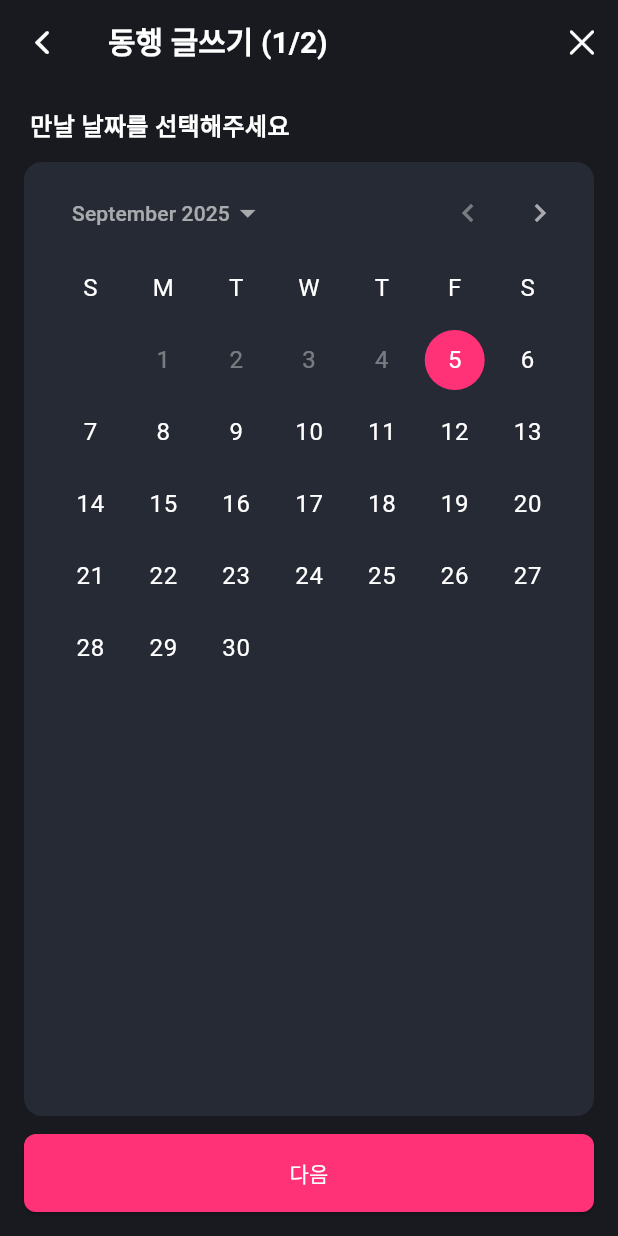
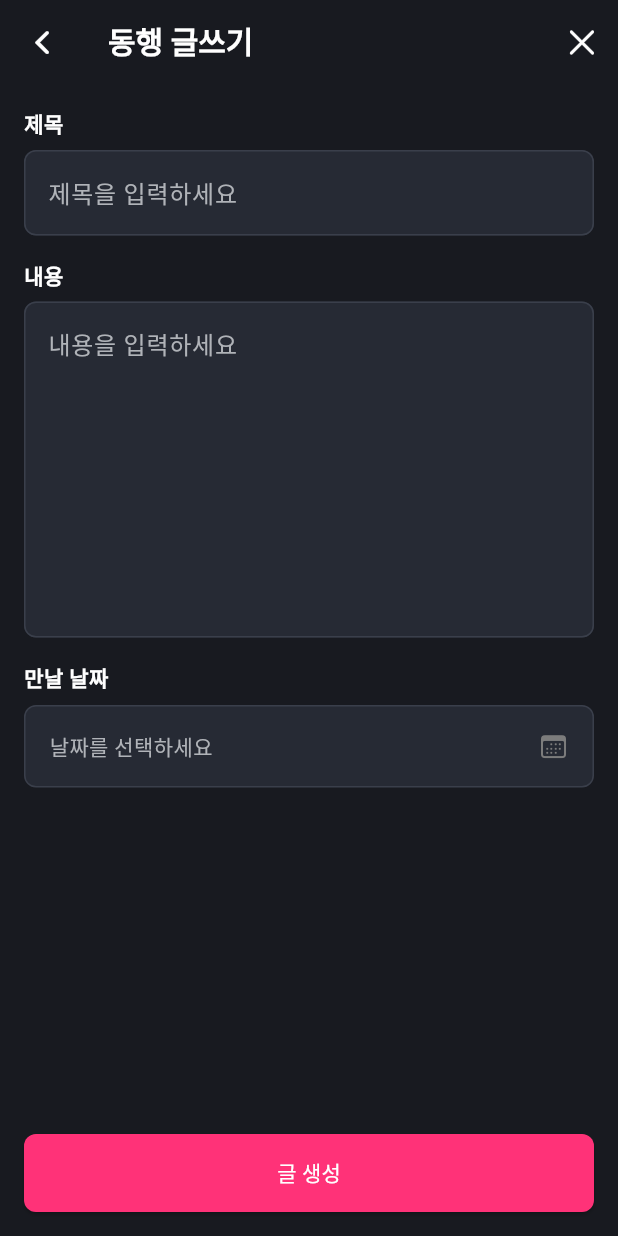
Before and after one commit to boulderside/boulderside-flutter, a Flutter app: the Community screen opened by its route, after a tap on an icon or button, on a phone screen of 412 x 824 dp. Run offline on Flutter 3.47's test engine with Material 3 defaults, Android fonts, the phone set to English and light mode, and no system bars; our stand-ins replace dio, flutter_secure_storage, shared_preferences; accounts and stored records are empty; network calls fail; Roboto replaces fonts that are missing (Pretendard).

Commit message:
feat: 게시글 입력 폼 개선 #22

```diff
--- a/lib/community/screens/community.dart
+++ b/lib/community/screens/community.dart
@@ -4,11 +4,13 @@ import 'package:provider/provider.dart';
 import '../viewmodels/companion_post_list_view_model.dart';
 import '../viewmodels/board_post_list_view_model.dart';
 import '../services/post_service.dart';
+import '../models/post_models.dart';
 import '../widgets/companion_post_card.dart';
 import '../widgets/board_post_card.dart';
 import '../widgets/community_intro_text.dart';
 import '../widgets/companion_post_sort_option.dart';
 import '../widgets/general_post_sort_option.dart';
+import '../widgets/post_form.dart';
 import '../../home/widgets/sort_button.dart';
 import '../../utils/widget_extensions.dart';
 
@@ -23,6 +25,49 @@ class Community extends StatefulWidget {
 }
 
 class _CommunityState extends State<Community> {
+  final GlobalKey<_CompanionTabState> _companionTabKey = GlobalKey<_CompanionTabState>();
+  final GlobalKey<_BoardTabState> _boardTabKey = GlobalKey<_BoardTabState>();
+
+  void _navigateToPostCreate(BuildContext context, int tabIndex) {
+    if (tabIndex == 0) {
+      // Companion post
+      Navigator.of(context).push(
+        MaterialPageRoute(
+          builder: (context) => PostForm(
+            postType: PostType.mate,
+            onSuccess: (response) {
+              ScaffoldMessenger.of(context).showSnackBar(
+                const SnackBar(content: Text('동행 글이 생성되었습니다.')),
+              );
+              // Refresh the companion list
+              _companionTabKey.currentState?._refreshList();
+            },
+          ),
+        ),
+      );
+    } else if (tabIndex == 1) {
+      // Board post
+      Navigator.of(context).push(
+        MaterialPageRoute(
+          builder: (context) => PostForm(
+            postType: PostType.board,
+            onSuccess: (response) {
+              ScaffoldMessenger.of(context).showSnackBar(
+                const SnackBar(content: Text('게시판 글이 생성되었습니다.')),
+              );
+              // Refresh the board list
+              _boardTabKey.currentState?._refreshList();
+            },
+          ),
+        ),
+      );
+    } else {
+      ScaffoldMessenger.of(context).showSnackBar(
+        const SnackBar(content: Text('챌린지 글쓰기는 곧 제공 예정입니다.')),
+      );
+    }
+  }
+
   @override
   Widget build(BuildContext context) {
     return DefaultTabController(
@@ -72,8 +117,8 @@ class _CommunityState extends State<Community> {
         ),
         body: TabBarView(
           children: [
-            const _CompanionTab(),
-            const _BoardTab(),
+            _CompanionTab(key: _companionTabKey),
+            _BoardTab(key: _boardTabKey),
             const _ChallengeTab(),
           ],
         ),
@@ -85,16 +130,7 @@ class _CommunityState extends State<Community> {
               foregroundColor: Colors.white,
               tooltip: '새 글 쓰기',
               onPressed: () {
-                final tabIndex = controller.index;
-                if (tabIndex == 0) {
-                  Navigator.pushNamed(context, '/community/companion/create');
-                } else if (tabIndex == 1) {
-                  Navigator.pushNamed(context, '/community/board/create');
-                } else {
-                  ScaffoldMessenger.of(context).showSnackBar(
-                    const SnackBar(content: Text('챌린지 글쓰기는 곧 제공 예정입니다.')),
-                  );
-                }
+                _navigateToPostCreate(context, controller.index);
               },
               child: const Icon(CupertinoIcons.pencil),
             );
@@ -106,7 +142,7 @@ class _CommunityState extends State<Community> {
 }
 
 class _CompanionTab extends StatefulWidget {
-  const _CompanionTab();
+  const _CompanionTab({super.key});
 
   @override
   State<_CompanionTab> createState() => _CompanionTabState();
@@ -138,6 +174,10 @@ class _CompanionTabState extends State<_CompanionTab> {
         _viewModel!.hasNext) {
       _viewModel!.loadMore();
     }
+  }
+
+  void _refreshList() {
+    _viewModel?.refresh();
   }
 
   @override
@@ -216,7 +256,7 @@ class _CompanionTabState extends State<_CompanionTab> {
 }
 
 class _BoardTab extends StatefulWidget {
-  const _BoardTab();
+  const _BoardTab({super.key});
 
   @override
   State<_BoardTab> createState() => _BoardTabState();
@@ -248,6 +288,10 @@ class _BoardTabState extends State<_BoardTab> {
         _viewModel!.hasNext) {
       _viewModel!.loadMore();
     }
+  }
+
+  void _refreshList() {
+    _viewModel?.refresh();
   }
 
   @override
--- /dev/null
+++ b/lib/community/widgets/post_form.dart
@@ -0,0 +1,326 @@
+import 'package:flutter/cupertino.dart';
+import 'package:flutter/material.dart';
+import '../models/post_models.dart';
+import '../services/post_service.dart';
+
+class PostForm extends StatefulWidget {
+  final PostType postType;
+  final PostResponse? post; // null for create, set for edit
+  final Function(PostResponse) onSuccess;
+
+  const PostForm({
+    super.key,
+    required this.postType,
+    this.post,
+    required this.onSuccess,
+  });
+
+  @override
+  State<PostForm> createState() => _PostFormState();
+}
+
+class _PostFormState extends State<PostForm> {
+  final TextEditingController _titleController = TextEditingController();
+  final TextEditingController _contentController = TextEditingController();
+  final PostService _postService = PostService();
+
+  DateTime? _selectedDate;
+  bool _isLoading = false;
+  bool get _isEditing => widget.post != null;
+
+  @override
+  void initState() {
+    super.initState();
+    if (_isEditing) {
+      _titleController.text = widget.post!.title;
+      _contentController.text = widget.post!.content;
+      _selectedDate = widget.post!.meetingDate;
+    }
+  }
+
+  @override
+  void dispose() {
+    _titleController.dispose();
+    _contentController.dispose();
+    super.dispose();
+  }
+
+  Future<void> _submitPost() async {
+    final title = _titleController.text.trim();
+    final content = _contentController.text.trim();
+
+    if (title.isEmpty || content.isEmpty) {
+      ScaffoldMessenger.of(context).showSnackBar(
+        const SnackBar(content: Text('제목과 내용을 입력해주세요.')),
+      );
+      return;
+    }
+
+    if (widget.postType == PostType.mate && _selectedDate == null) {
+      ScaffoldMessenger.of(context).showSnackBar(
+        const SnackBar(content: Text('만날 날짜를 선택해주세요.')),
+      );
+      return;
+    }
+
+    setState(() {
+      _isLoading = true;
+    });
+
+    try {
+      PostResponse response;
+
+      if (_isEditing) {
+        final request = UpdatePostRequest(
+          title: title,
+          content: content,
+          postType: widget.postType,
+          meetingDate: widget.postType == PostType.mate ? _selectedDate : null,
+        );
+        response = await _postService.updatePost(widget.post!.postId, request);
+      } else {
+        final request = CreatePostRequest(
+          title: title,
+          content: content,
+          postType: widget.postType,
+          meetingDate: widget.postType == PostType.mate ? _selectedDate : null,
+        );
+        response = await _postService.createPost(request);
+      }
+
+      if (!mounted) return;
+
+      ScaffoldMessenger.of(context).showSnackBar(
+        SnackBar(
+          content: Text(_isEditing ? '게시글이 수정되었습니다.' : '게시글이 생성되었습니다.'),
+          duration: const Duration(seconds: 2),
+        ),
+      );
+
+      widget.onSuccess(response);
+      Navigator.of(context).pop();
+    } catch (e) {
+      if (!mounted) return;
+      ScaffoldMessenger.of(context).showSnackBar(
+        SnackBar(
+          content: Text('게시글 ${_isEditing ? '수정' : '생성'}에 실패했습니다: $e'),
+          backgroundColor: Colors.red,
+        ),
+      );
+    } finally {
+      if (mounted) {
+        setState(() {
+          _isLoading = false;
+        });
+      }
+    }
+  }
+
+  @override
+  Widget build(BuildContext context) {
+    return Scaffold(
+      backgroundColor: const Color(0xFF181A20),
+      appBar: AppBar(
+        backgroundColor: const Color(0xFF181A20),
+        leading: IconButton(
+          icon: const Icon(CupertinoIcons.back, color: Colors.white),
+          onPressed: () => Navigator.of(context).pop(),
+        ),
+        actions: [
+          IconButton(
+            icon: const Icon(CupertinoIcons.xmark, color: Colors.white),
+            onPressed: () => Navigator.of(context).pop(),
+          ),
+        ],
+        title: Text(
+          _isEditing
+              ? (widget.postType == PostType.mate ? '동행 글 수정' : '게시판 글 수정')
+              : (widget.postType == PostType.mate ? '동행 글쓰기' : '게시판 글쓰기'),
+          style: const TextStyle(
+            fontFamily: 'Pretendard',
+            color: Colors.white,
+            fontSize: 20,
+            fontWeight: FontWeight.bold,
+          ),
+        ),
+        elevation: 0,
+      ),
+      body: Column(
+        children: [
+          // Form content
+          Expanded(
+            child: ListView(
+              padding: const EdgeInsets.fromLTRB(16, 16, 16, 16),
+              children: [
+                _LabeledField(
+                  label: '제목',
+                  child: TextField(
+                    controller: _titleController,
+                    style: const TextStyle(color: Colors.white),
+                    decoration: _inputDecoration('제목을 입력하세요'),
+                  ),
+                ),
+                const SizedBox(height: 16),
+                _LabeledField(
+                  label: '내용',
+                  child: TextField(
+                    controller: _contentController,
+                    style: const TextStyle(color: Colors.white),
+                    decoration: _inputDecoration('내용을 입력하세요'),
+                    maxLines: 8,
+                  ),
+                ),
+                const SizedBox(height: 16),
+
+                // Date picker for mate posts
+                if (widget.postType == PostType.mate) ...[
+                  _LabeledField(
+                    label: '만날 날짜',
+                    child: InkWell(
+                      onTap: _selectDate,
+                      child: Container(
+                        padding: const EdgeInsets.all(16),
+                        decoration: BoxDecoration(
+                          color: const Color(0xFF262A34),
+                          borderRadius: BorderRadius.circular(8),
+                          border: Border.all(color: const Color(0xFF3A3F4B)),
+                        ),
+                        child: Row(
+                          mainAxisAlignment: MainAxisAlignment.spaceBetween,
+                          children: [
+                            Text(
+                              _selectedDate != null
+                                  ? '${_selectedDate!.year}.${_selectedDate!.month.toString().padLeft(2, '0')}.${_selectedDate!.day.toString().padLeft(2, '0')}'
+                                  : '날짜를 선택하세요',
+                              style: TextStyle(
+                                color: _selectedDate != null
+                                    ? Colors.white
+                                    : const Color(0xFFB0B3B8),
+                              ),
+                            ),
+                            const Icon(
+                              CupertinoIcons.calendar,
+                              color: Color(0xFF7C7C7C),
+                              size: 20,
+                            ),
+                          ],
+                        ),
+                      ),
+                    ),
+                  ),
+                  const SizedBox(height: 16),
+                ],
+              ],
+            ),
+          ),
+
+          // Submit button
+          Container(
+            padding: const EdgeInsets.fromLTRB(16, 8, 16, 16),
+            child: SafeArea(
+              top: false,
+              child: ElevatedButton(
+                style: ElevatedButton.styleFrom(
+                  backgroundColor: const Color(0xFFFF3278),
+                  foregroundColor: Colors.white,
+                  minimumSize: const Size.fromHeight(52),
+                  shape: RoundedRectangleBorder(borderRadius: BorderRadius.circular(8)),
+                ),
+                onPressed: _isLoading ? null : _submitPost,
+                child: _isLoading
+                    ? const SizedBox(
+                        width: 20,
+                        height: 20,
+                        child: CircularProgressIndicator(
+                          strokeWidth: 2,
+                          valueColor: AlwaysStoppedAnimation<Color>(Colors.white),
+                        ),
+                      )
+                    : Text(_isEditing ? '수정 완료' : '글 생성'),
+              ),
+            ),
+          ),
+        ],
+      ),
+    );
+  }
+
+  Future<void> _selectDate() async {
+    final now = DateTime.now();
+    final firstDate = DateTime(now.year, now.month, now.day);
+    final lastDate = DateTime(now.year + 2);
+
+    final picked = await showDatePicker(
+      context: context,
+      initialDate: _selectedDate ?? firstDate,
+      firstDate: firstDate,
+      lastDate: lastDate,
+      builder: (context, child) {
+        return Theme(
+          data: Theme.of(context).copyWith(
+            colorScheme: Theme.of(context).colorScheme.copyWith(
+              surface: const Color(0xFF262A34),
+              onSurface: Colors.white,
+              primary: const Color(0xFFFF3278),
+              onPrimary: Colors.white,
+            ),
+          ),
+          child: child!,
+        );
+      },
+    );
+
+    if (picked != null) {
+      setState(() {
+        _selectedDate = picked;
+      });
+    }
+  }
+
+  InputDecoration _inputDecoration(String hint) {
+    return InputDecoration(
+      hintText: hint,
+      hintStyle: const TextStyle(color: Color(0xFFB0B3B8)),
+      filled: true,
+      fillColor: const Color(0xFF262A34),
+      border: OutlineInputBorder(
+        borderRadius: BorderRadius.circular(8),
+        borderSide: const BorderSide(color: Color(0xFF3A3F4B)),
+      ),
+      enabledBorder: OutlineInputBorder(
+        borderRadius: BorderRadius.circular(8),
+        borderSide: const BorderSide(color: Color(0xFF3A3F4B)),
+      ),
+      focusedBorder: OutlineInputBorder(
+        borderRadius: BorderRadius.circular(8),
+        borderSide: const BorderSide(color: Color(0xFFFF3278)),
+      ),
+    );
+  }
+}
+
+class _LabeledField extends StatelessWidget {
+  final String label;
+  final Widget child;
+  const _LabeledField({required this.label, required this.child});
+
+  @override
+  Widget build(BuildContext context) {
+    return Column(
+      crossAxisAlignment: CrossAxisAlignment.start,
+      children: [
+        Text(
+          label,
+          style: const TextStyle(
+            fontFamily: 'Pretendard',
+            color: Colors.white,
+            fontSize: 14,
+            fontWeight: FontWeight.w700,
+          ),
+        ),
+        const SizedBox(height: 8),
+        child,
+      ],
+    );
+  }
+}
```
